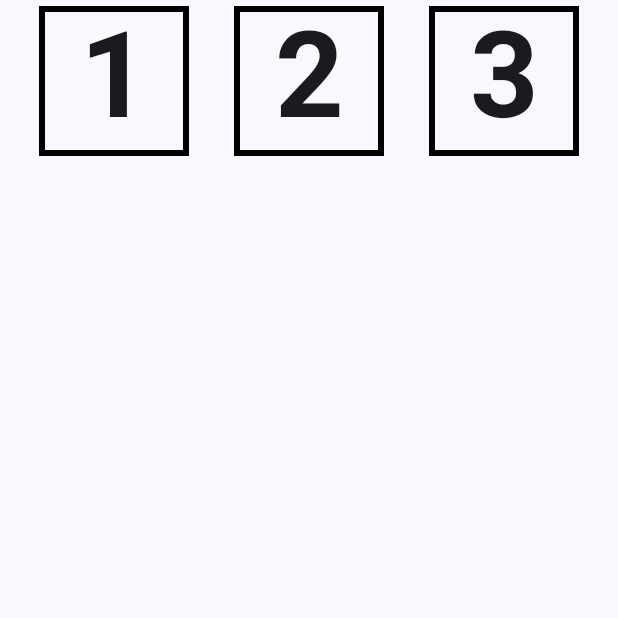
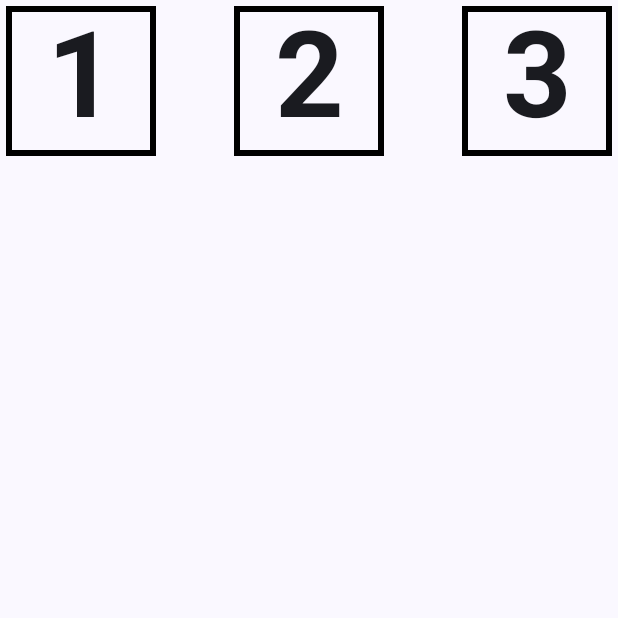
Before and after one commit to sake-2004/mobile_learning_lab3, an Android app built with Jetpack Compose: the screen it shows after launch (MainActivity), on a phone screen of 412 x 824 dp, the top half of it. Run offline under Robolectric (Android 15) with nearby library versions, the phone set to English and light mode, and no system bars.

Commit message:
Arrangement.SpaceBetween

```diff
--- a/app/src/main/java/com/example/rowcoldemo/MainActivity.kt
+++ b/app/src/main/java/com/example/rowcoldemo/MainActivity.kt
@@ -43,7 +43,7 @@ class MainActivity : ComponentActivity() {
 @Composable
 fun MainScreen(modifier: Modifier = Modifier) {
     Row(
-        horizontalArrangement = Arrangement.SpaceEvenly,
+        horizontalArrangement = Arrangement.SpaceBetween,
         modifier = modifier.width(1000.dp)
     ) {
         TextCell("1")
```
